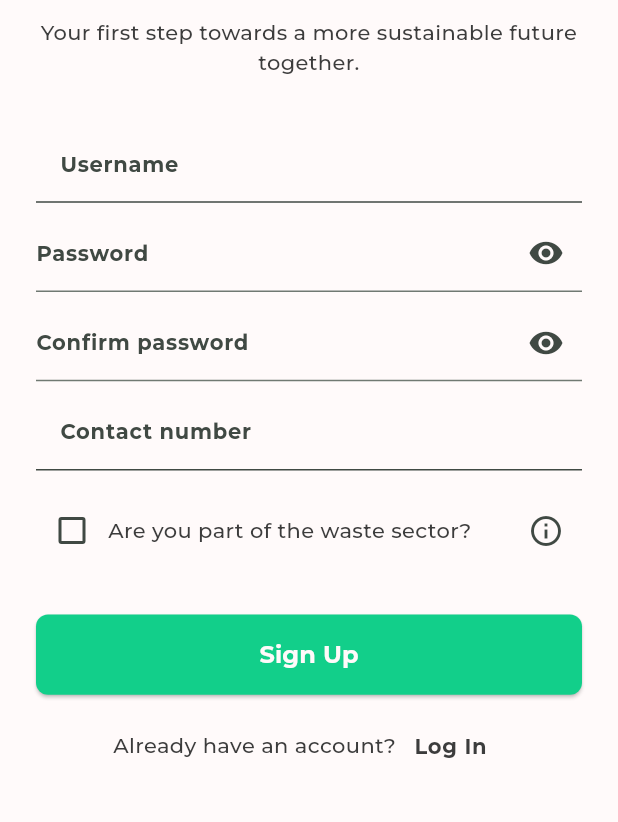
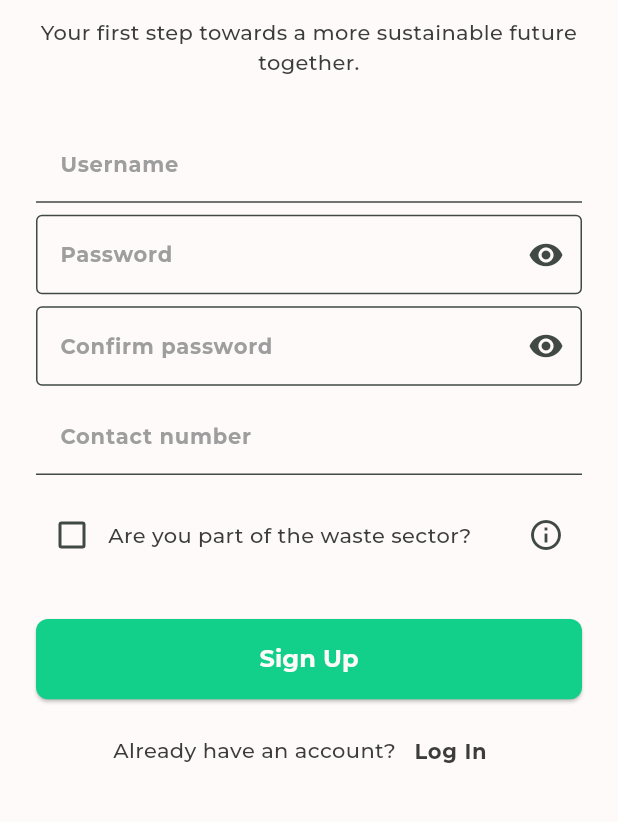
Before and after one commit to simonvque/ISPROJ2REGAIN_MOBILE, a Flutter app: the RegistrationScreen screen opened directly, on a phone screen of 412 x 824 dp, the part 305-1127 px from its top. Run offline on Flutter 3.47's test engine with Material 3 defaults, Android fonts, the phone set to English and light mode, and no system bars; our stand-ins replace carousel_slider, flutter_markdown, flutter_secure_storage, get, get_storage, iconsax_flutter and 2 more; accounts and stored records are empty; network calls fail; project files that could hold a hidden picture were left out.

Commit message:
fixed text styles

```diff
--- a/lib/themes/elements/input fields/password_textbox.dart
+++ b/lib/themes/elements/input fields/password_textbox.dart
@@ -1,15 +1,20 @@
 import 'package:flutter/material.dart';
+import 'package:regain_mobile/themes/elements/input%20fields/regain_textbox.dart';
+
+import '../../../constants/colors.dart';
 
 class PasswordTextFormField extends StatefulWidget {
   final String labelText;
   final Color focusedBorderColor;
   final TextEditingController? controller;
+  final bool isUnderlineBorder;
 
   const PasswordTextFormField({
     Key? key,
     required this.labelText,
     this.controller,
-    this.focusedBorderColor = Colors.green, // default color if not provided
+    this.focusedBorderColor = green,
+    this.isUnderlineBorder = false,
   }) : super(key: key);
 
   @override
@@ -21,11 +26,12 @@ class PasswordTextFormFieldState extends State<PasswordTextFormField> {
 
   @override
   Widget build(BuildContext context) {
-    return TextFormField(
+    return RegainTextbox(
       controller: widget.controller,
+      labelText: widget.labelText,
+      focusedBorderColor: widget.focusedBorderColor,
       obscureText: !_isPasswordVisible,
-      decoration: InputDecoration(
-        labelText: widget.labelText,
+      isUnderlineBorder: widget.isUnderlineBorder,
       suffixIcon: IconButton(
         icon: _isPasswordVisible
             ? Icon(Icons.visibility_off)
@@ -36,10 +42,6 @@ class PasswordTextFormFieldState extends State<PasswordTextFormField> {
           });
         },
       ),
-        focusedBorder: UnderlineInputBorder(
-          borderSide: BorderSide(color: widget.focusedBorderColor),
-        ),
-      ),
     );
   }
 }
--- a/lib/themes/elements/input fields/regain_textbox.dart
+++ b/lib/themes/elements/input fields/regain_textbox.dart
@@ -6,14 +6,17 @@ class RegainTextbox extends StatelessWidget {
   final String? labelText;
   final String? hintText;
   final Color focusedBorderColor;
+  final Color borderColor;
   final Color fontColor;
   final Color iconColor;
   final Color fillColor;
+  final Color hintAndLabelTextColor;
   final TextInputType keyboardType;
   final Widget? prefixIcon;
   final Widget? suffixIcon;
   final bool isUnderlineBorder;
   final TextEditingController? controller;
+  final bool obscureText;
 
   const RegainTextbox({
     Key? key,
@@ -21,13 +24,16 @@ class RegainTextbox extends StatelessWidget {
     this.labelText,
     this.hintText,
     this.focusedBorderColor = green,
+    this.borderColor = white,
     this.fontColor = black,
-    this.iconColor = black,
+    this.iconColor = Colors.grey,
     this.fillColor = white,
+    this.hintAndLabelTextColor = Colors.grey,
     this.keyboardType = TextInputType.text,
     this.prefixIcon,
     this.suffixIcon,
-    this.isUnderlineBorder = false, // Default to border on all sides
+    this.isUnderlineBorder = false,
+    this.obscureText = false,
   }) : super(key: key);
 
   @override
@@ -35,11 +41,13 @@ class RegainTextbox extends StatelessWidget {
     return TextFormField(
       controller: controller,
       keyboardType: keyboardType,
+      obscureText: obscureText,
       style: TextStyle(color: fontColor),
       decoration: InputDecoration(
         labelText: labelText,
+        labelStyle: TextStyle(color: hintAndLabelTextColor),
         hintText: hintText,
-        hintStyle: TextStyle(color: fontColor),
+        hintStyle: TextStyle(color: hintAndLabelTextColor),
         prefixIcon: prefixIcon != null
             ? IconTheme(
           data: IconThemeData(color: iconColor),
```
Lines whose indentation alone changed are shown as unchanged.
